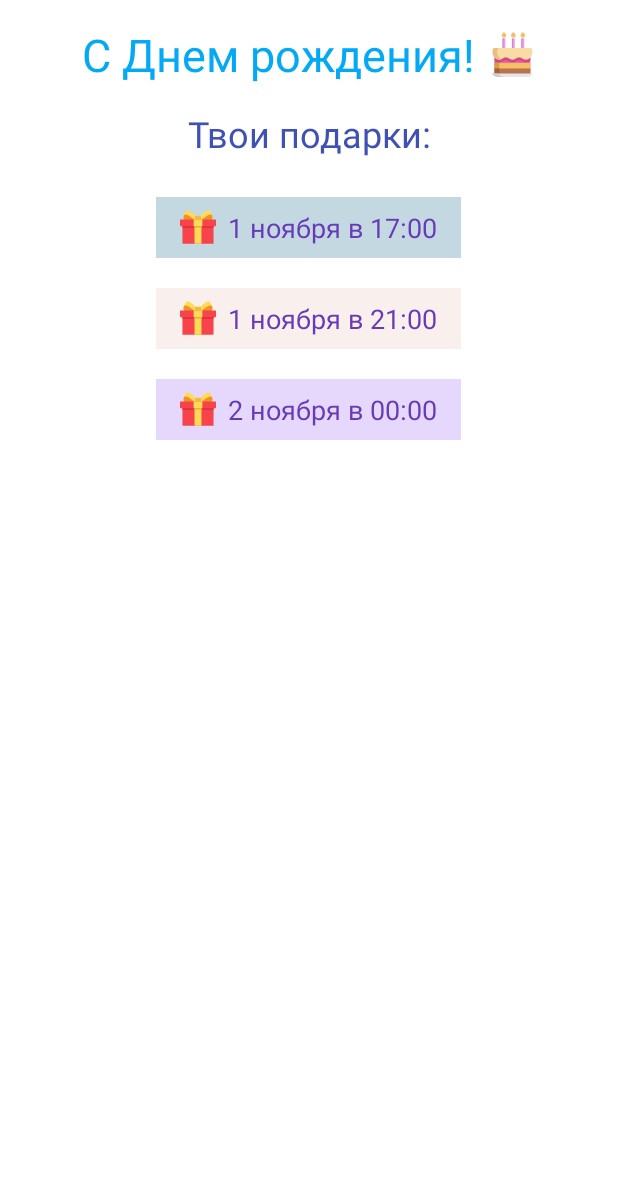
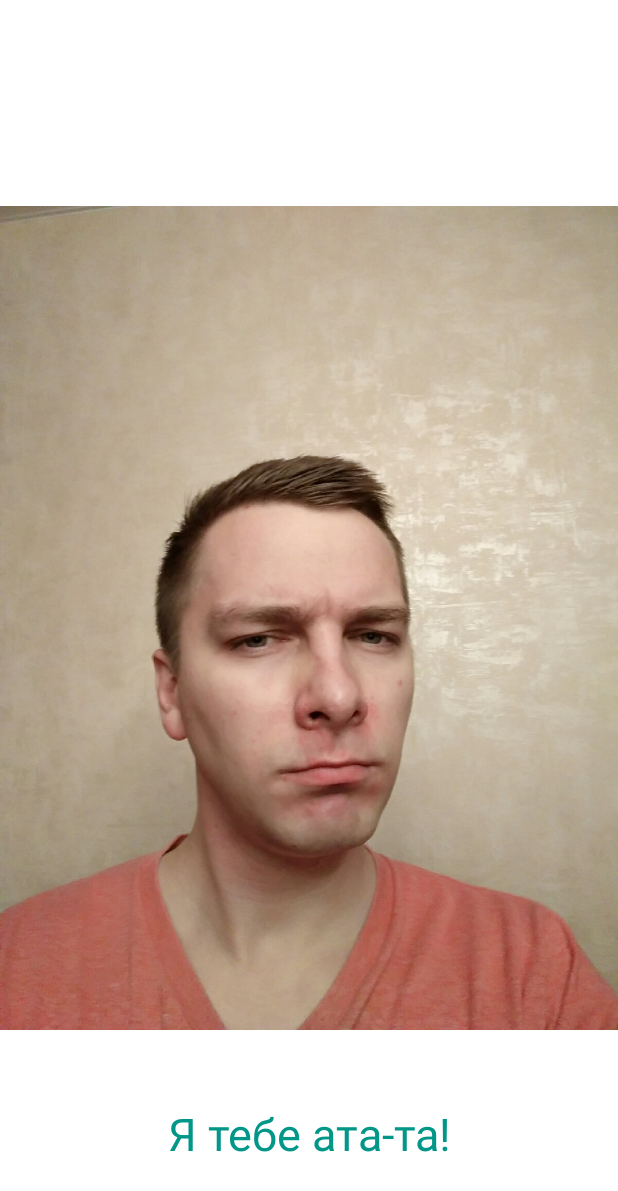
Before and after one commit to agrechnevdev/SecretApp, an Android app: the screen it shows after launch (StartActivity before the commit, ImageActivity after it), after a tap on "1 ноября в 21:00", on a phone screen of 412 x 824 dp. Shown: the top 1191 px of the screen. Run offline under Robolectric (Android 15) with nearby library versions, the light colour scheme and no system bars; 2 other taps on this screen came first.

Commit message:
2 commit

```diff
--- a/app/build.gradle
+++ b/app/build.gradle
@@ -32,5 +32,7 @@ dependencies {
     implementation 'androidx.recyclerview:recyclerview:1.0.0'
     testImplementation 'junit:junit:4.12'
     androidTestImplementation 'androidx.test:runner:1.2.0'
+    implementation 'com.squareup.retrofit2:converter-gson:2.4.0'
     androidTestImplementation 'androidx.test.espresso:espresso-core:3.2.0'
+
 }
--- /dev/null
+++ b/app/src/main/java/com/secretapp/AppUtils.kt
@@ -0,0 +1,27 @@
+package com.secretapp
+
+import java.text.SimpleDateFormat
+import java.util.*
+
+object AppUtils {
+
+    fun accessDate(dateStr: String): Boolean {
+        val dateFormat = SimpleDateFormat("HH:mm dd.MM.yyyy", Locale.getDefault())
+        val date = dateFormat.parse(dateStr)
+        return date.before(Date())
+    }
+
+    fun timeBefore(dateStr: String): String {
+        val dateFormat = SimpleDateFormat("HH:mm dd.MM.yyyy", Locale.getDefault())
+        val date = dateFormat.parse(dateStr)
+        val calendarNow = Calendar.getInstance()
+        val calendar = Calendar.getInstance()
+        calendar.time = date
+        val diffInMillis = calendar.timeInMillis - calendarNow.timeInMillis
+        val calDiff = Calendar.getInstance()
+        calDiff.time = Date(diffInMillis)
+        val addHours = (calDiff.get(Calendar.DAY_OF_YEAR)-1)*24
+        println(addHours)
+        return (calDiff.get(Calendar.HOUR_OF_DAY)+ addHours ).toString() + " ч. "  + calDiff.get(Calendar.MINUTE).toString() + " мин. "
+    }
+}
--- a/app/src/main/java/com/secretapp/GiftRecyclerAdapter.kt
+++ b/app/src/main/java/com/secretapp/GiftRecyclerAdapter.kt
@@ -3,6 +3,8 @@ package com.secretapp
 import android.graphics.Color
 import android.view.LayoutInflater
 import android.view.View
+import android.view.View.GONE
+import android.view.View.VISIBLE
 import android.view.ViewGroup
 import android.widget.LinearLayout
 import android.widget.TextView
@@ -10,10 +12,12 @@ import androidx.recyclerview.widget.RecyclerView
 import kotlinx.android.synthetic.main.gift_item.view.*
 import kotlin.random.Random
 
-class GiftRecyclerAdapter(var onClickGift : OnClickGift) : BaseRecyclerAdapter<GiftItem, GiftRecyclerAdapter.ViewHolder>() {
+class GiftRecyclerAdapter(var onClickGift: OnClickGift) :
+    BaseRecyclerAdapter<GiftItem, GiftRecyclerAdapter.ViewHolder>() {
 
     class ViewHolder(v: View) : RecyclerView.ViewHolder(v) {
         var timeTitle: TextView = v.gift_time_title
+        var timeCounter: TextView = v.gift_time_counter
         var main: LinearLayout = v.gift_main_layout
     }
 
@@ -33,5 +37,12 @@ class GiftRecyclerAdapter(var onClickGift : OnClickGift) : BaseRecyclerAdapter<G
         val color = Color.argb(60, r, g, b)
         holder.main.setBackgroundColor(color)
 
+        if(AppUtils.accessDate(item.timeAccess)){
+            holder.timeCounter.visibility = GONE
+        } else {
+            holder.timeCounter.visibility = VISIBLE
+            holder.timeCounter.text = AppUtils.timeBefore(item.timeAccess)
+        }
+
     }
 }
--- a/app/src/main/java/com/secretapp/Gifts.kt
+++ b/app/src/main/java/com/secretapp/Gifts.kt
@@ -5,24 +5,24 @@ import java.util.*
 
 enum class Gifts(var timeAccess: String, var timeAccessStr: String, var description: String, var photo: Int) {
 
-    FLOWERS("17:00 01.11.2019", "1 ноября в 17:00","Цветы", 0),
-    RAFAELLO("21:00 01.11.2019", "1 ноября в 21:00","Рафаэлло", 0),
-    SERTIFICAT("00:00 02.11.2019", "2 ноября в 00:00", "Сертификат", 0);
+    KISS("17:30 01.11.2019", "1 ноября в 17:30", "Воздушный поцелуйчик (позже будет не воздушный)", R.drawable.kiss),
+    RAFAELLO("20:30 01.11.2019", "1 ноября в 18:30", "Дома уже ждет сладенькое", R.drawable.raf),
+    TICKET("21:05 01.11.2019", "1 ноября в 21:00", "Твоя любимая игрушка", R.drawable.ticket),
+    SERTIFICAT("21:05 01.11.2019", "1 ноября в 21:05", "Для тебя (подарок от Гречневых)", R.drawable.sertificat);
 
     companion object {
-        var dateFormat = SimpleDateFormat("HH:mm dd.MM.yyyy", Locale.getDefault())
+
         fun getTime(time: String): Date? {
+            val dateFormat = SimpleDateFormat("HH:mm dd.MM.yyyy", Locale.getDefault())
             return dateFormat.parse(time)
         }
 
         fun toList(): List<GiftItem> {
             val list = mutableListOf<GiftItem>()
             for (gift in values()) {
-                list.add(GiftItem(gift.timeAccess,gift.timeAccessStr, gift.description, gift.photo))
+                list.add(GiftItem(gift.timeAccess, gift.timeAccessStr, gift.description, gift.photo))
             }
             return list
         }
     }
-
-
 }
--- /dev/null
+++ b/app/src/main/java/com/secretapp/ImageActivity.kt
@@ -0,0 +1,46 @@
+package com.secretapp
+
+import android.content.Context
+import android.content.Intent
+import android.os.Bundle
+import android.view.View.VISIBLE
+import androidx.appcompat.app.AppCompatActivity
+import kotlinx.android.synthetic.main.activity_image.*
+import kotlin.random.Random
+
+class ImageActivity : AppCompatActivity() {
+
+    companion object {
+        const val GIFT = "Gift"
+        fun callingIntent(context: Context, giftItem: GiftItem): Intent {
+            val intent = Intent(context, ImageActivity::class.java)
+            JsonHelper.putObjectInIntent(intent, GIFT, giftItem, giftItem::class.java)
+            return intent
+        }
+    }
+
+    override fun onCreate(savedInstanceState: Bundle?) {
+        super.onCreate(savedInstanceState)
+
+        setContentView(R.layout.activity_image)
+
+        val giftItem = JsonHelper<GiftItem>().getObjectFromIntent(intent, GIFT, GiftItem::class.java)
+
+        image.setImageResource(giftItem.photo)
+
+        val listVariants = mutableListOf(
+            "Еще рано!",
+            "Ну-ка не подглядывай!",
+            "Я тебе ата-та!",
+            "Еще раз раньше времени залезешь и подарка не будет!\n\n\n Ну ладно, будет"
+        )
+        if (giftItem.photo == R.drawable.no) {
+            imageText.visibility = VISIBLE
+            imageText.text = listVariants[Random.nextInt(4)]
+        } else {
+            imageText.visibility = VISIBLE
+            imageText.text = giftItem.description
+            imageText.setTextColor(resources.getColor(R.color.colorPinkStrong))
+        }
+    }
+}
--- /dev/null
+++ b/app/src/main/java/com/secretapp/JsonHelper.kt
@@ -0,0 +1,51 @@
+package com.secretapp
+
+import android.content.Intent
+import android.os.Bundle
+
+import com.google.gson.Gson
+
+/**
+ * Created by grechnev-av on 28.09.2017.
+ */
+
+class JsonHelper<T> {
+
+
+    fun getObjectFromIntent(intent: Intent, key: String, tClass: Class<T>): T {
+        val data = intent.extras?.getString(key)
+        return Gson().fromJson(data, tClass)
+    }
+
+
+    fun getObjectFromBundle(bundle: Bundle?, key: String, tClass: Class<T>): T {
+        val data = bundle?.getString(key)
+        return Gson().fromJson(data, tClass)
+    }
+
+    companion object {
+
+        /**
+         * Кладем объект в интент
+         *
+         * @param intent    интент
+         * @param key       ключ в Bundle
+         * @param object    объект
+         * @param className класс объекта
+         */
+        fun putObjectInIntent(intent: Intent, key: String, `object`: Any, className: Class<*>) {
+            val bundle = intent.extras ?: Bundle()
+            val json = Gson().toJson(className.cast(`object`))
+            bundle.putString(key, json)
+            intent.putExtras(bundle)
+        }
+
+        /**
+         * Кладем объект в Bundle
+         */
+        fun putObjectInBundle(bundle: Bundle, key: String, `object`: Any, className: Class<*>) {
+            val json = Gson().toJson(className.cast(`object`))
+            bundle.putString(key, json)
+        }
+    }
+}
--- a/app/src/main/java/com/secretapp/StartActivity.kt
+++ b/app/src/main/java/com/secretapp/StartActivity.kt
@@ -3,6 +3,7 @@ package com.secretapp
 import android.os.Bundle
 import androidx.appcompat.app.AppCompatActivity
 import androidx.recyclerview.widget.LinearLayoutManager
+import com.secretapp.AppUtils.accessDate
 import kotlinx.android.synthetic.main.activity_start.*
 
 class StartActivity : AppCompatActivity(), OnClickGift{
@@ -21,7 +22,16 @@ class StartActivity : AppCompatActivity(), OnClickGift{
         gift_recycler.adapter = adapter
     }
 
+    override fun onResume() {
+        super.onResume()
+        gift_recycler?.adapter?.let { it.notifyDataSetChanged() }
+    }
     override fun onClick(giftItem: GiftItem) {
 
+        if(accessDate(giftItem.timeAccess)) {
+            startActivity(ImageActivity.callingIntent(this, giftItem))
+        } else {
+            startActivity(ImageActivity.callingIntent(this, GiftItem("", "", "", R.drawable.no)))
+        }
     }
 }
--- a/app/src/main/res/drawable/ic_gift.xml
+++ b/app/src/main/res/drawable/ic_gift.xml
@@ -1,7 +1,7 @@
 <?xml version="1.0" encoding="utf-8"?>
 <vector xmlns:android="http://schemas.android.com/apk/res/android"
-    android:width="24dp"
-    android:height="24dp"
+    android:width="30dp"
+    android:height="30dp"
     android:viewportWidth="512"
     android:viewportHeight="512">
 
--- /dev/null
+++ b/app/src/main/res/drawable/shape.xml
@@ -0,0 +1,7 @@
+<?xml version="1.0" encoding="utf-8"?>
+<shape xmlns:android="http://schemas.android.com/apk/res/android" >
+
+    <solid android:color="@color/colorBackground" />
+
+    <corners android:radius="15dp" />
+</shape>
--- /dev/null
+++ b/app/src/main/res/layout/activity_image.xml
@@ -0,0 +1,32 @@
+<?xml version="1.0" encoding="utf-8"?>
+<FrameLayout xmlns:android="http://schemas.android.com/apk/res/android"
+    xmlns:tools="http://schemas.android.com/tools"
+    android:id="@+id/imageMainLay"
+    android:layout_width="match_parent"
+    android:layout_height="match_parent"
+    android:orientation="vertical">
+
+    <ImageView
+        android:id="@+id/image"
+        android:layout_width="match_parent"
+        android:layout_height="match_parent"
+        android:scaleType="fitCenter"
+        android:orientation="vertical" />
+
+    <TextView
+        android:id="@+id/imageText"
+        android:layout_width="wrap_content"
+        android:layout_height="wrap_content"
+        android:layout_gravity="center_horizontal|bottom"
+        android:layout_marginStart="16dp"
+        android:layout_marginBottom="40dp"
+        android:layout_marginEnd="16dp"
+        android:textAlignment="center"
+        android:padding="8dp"
+        android:background="@drawable/shape"
+        tools:text="Ранdddddddddddddddddddddddddddddо!"
+        android:textAppearance="@style/TextAppearance.AppCompat.Body1"
+        android:textColor="@color/colorError"
+        android:textSize="30sp" />
+
+</FrameLayout>
--- a/app/src/main/res/layout/activity_start.xml
+++ b/app/src/main/res/layout/activity_start.xml
@@ -21,8 +21,10 @@
         android:layout_width="match_parent"
         android:layout_height="wrap_content"
         android:layout_marginTop="16dp"
-        android:layout_marginBottom="16dp"
-        android:text="Твои подарки:"
+        android:layout_marginBottom="30dp"
+        android:layout_marginStart="16dp"
+        android:layout_marginEnd="16dp"
+        android:text="Вот твои подарки, но открывать их не раньше указанного времени"
         android:textAlignment="center"
         android:textAppearance="@style/TextAppearance.AppCompat.Body1"
         android:textColor="@color/colorText"
--- a/app/src/main/res/values/colors.xml
+++ b/app/src/main/res/values/colors.xml
@@ -9,4 +9,8 @@
     <color name="colorText">#3F51B5</color>
     <color name="colorPink">#FFCDE1</color>
     <color name="colorGiftText">#673AB7</color>
+    <color name="colorError">#009688</color>
+    <color name="colorGray">#525353</color>
+    <color name="colorLightGray">#80BDF8F8</color>
+    <color name="colorPinkStrong">#F5538B</color>
 </resources>
```
Also changed, not shown: app/src/main/AndroidManifest.xml (+8 -2 lines), app/src/main/res/layout/gift_item.xml (+14 -4 lines), app/src/main/res/drawable/kiss.jpg (added), app/src/main/res/drawable/raf.jpg, app/src/main/res/drawable/roz.jpeg (added), app/src/main/res/drawable/ticket.jpg (added).
